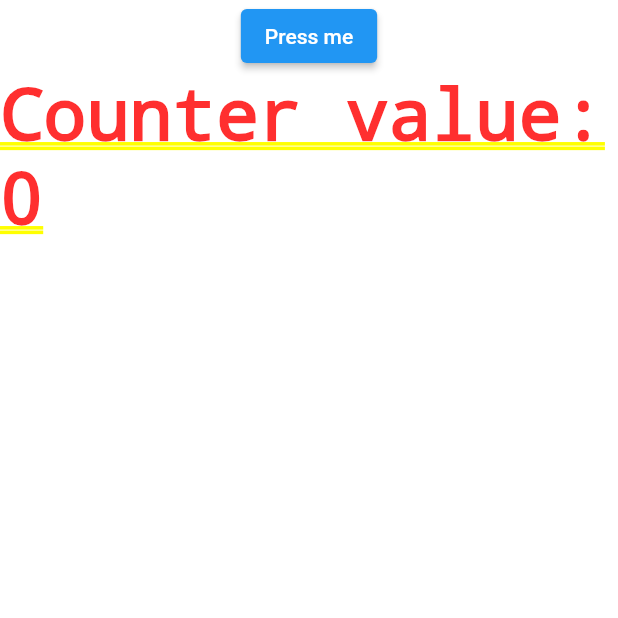
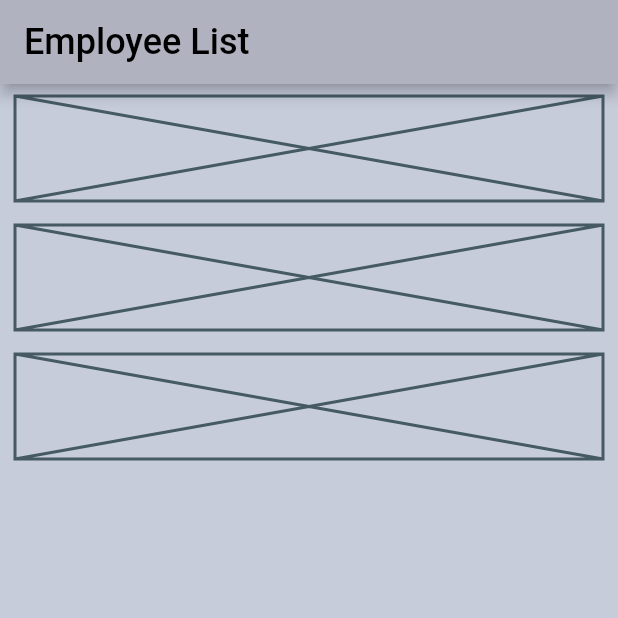
Before and after one commit to kurjakrichard/webuni, a Flutter app: the screen it shows after launch, on a phone screen of 412 x 824 dp, the top half of it. Run offline on Flutter 3.47's test engine with Material 2 defaults, Android fonts, the phone set to English and light mode, and no system bars.

Commit message:
Daily update

```diff
--- a/lib/main.dart
+++ b/lib/main.dart
@@ -1,8 +1,20 @@
 //A material design kell a fejlesztéshez.
 import 'package:flutter/material.dart';
-import 'package:webuni/stateful_widgetTest/stateful_test.dart';
+import 'package:webuni/screens/employee_list_page.dart';
 //import 'package:webuni/stateful_widgetTest/stateful_test.dart';
 //import 'inherited_widget/inherited_main.dart';
 
 // Célszerű külön osztályban csinálni a widgeteket, még a főablakét is.
-void main() => runApp(MyApp());
+void main() => runApp(const MyApp());
+
+class MyApp extends StatelessWidget {
+  const MyApp({Key? key}) : super(key: key);
+
+  @override
+  Widget build(BuildContext context) {
+    return MaterialApp(
+      title: 'Employee app',
+      home: EmployeeListPage(),
+    );
+  }
+}
--- /dev/null
+++ b/lib/screens/employee_list_page.dart
@@ -0,0 +1,25 @@
+import 'package:flutter/material.dart';
+import 'package:webuni/screens/user_items.dart';
+
+class EmployeeListPage extends StatelessWidget {
+  @override
+  Widget build(BuildContext context) {
+    return Scaffold(
+      appBar: AppBar(
+        // ignore: prefer_const_constructors
+        title: Text(
+          'Employee List',
+          style: const TextStyle(
+            color: Colors.black,
+            fontSize: 24,
+          ),
+        ),
+        backgroundColor: const Color.fromRGBO(176, 179, 191, 1),
+      ),
+      backgroundColor: const Color.fromRGBO(199, 204, 219, 1),
+      body: Column(
+        children: [UserItem(), UserItem(), UserItem()],
+      ),
+    );
+  }
+}
--- /dev/null
+++ b/lib/screens/user_items.dart
@@ -0,0 +1,13 @@
+import 'package:flutter/material.dart';
+
+class UserItem extends StatelessWidget {
+  @override
+  Widget build(BuildContext context) {
+    return const Padding(
+      padding: EdgeInsets.symmetric(horizontal: 10.0, vertical: 8.0),
+      child: Placeholder(
+        fallbackHeight: 70,
+      ),
+    );
+  }
+}
```
